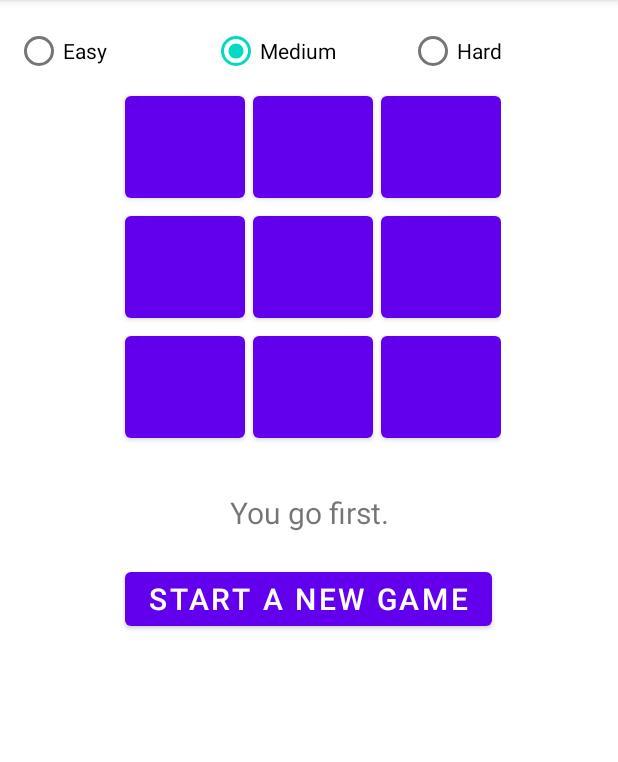
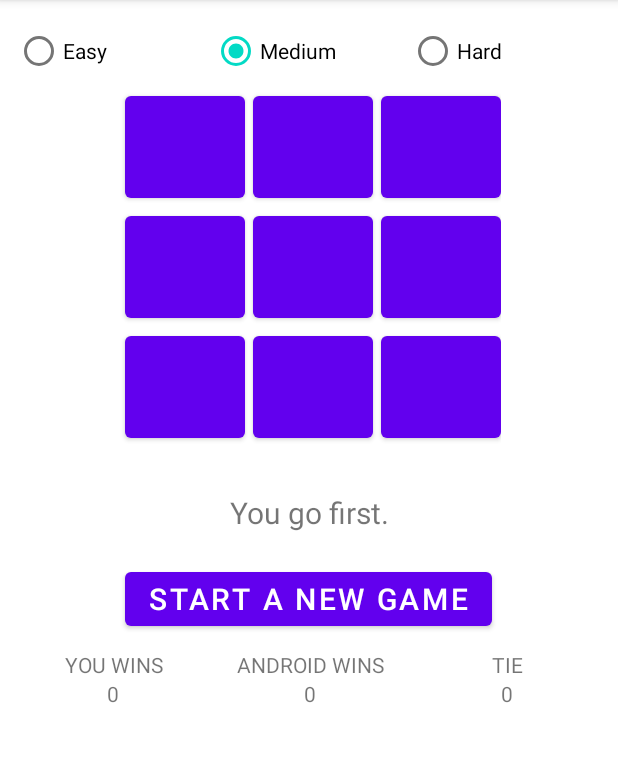
Before and after one commit to DkiJing/Tik-Tac-Toe-backup, an Android app: the screen it shows after launch (MainActivity), on a phone screen of 412 x 824 dp, the part 84-846 px from its top. Run offline under Robolectric (Android 15) with nearby library versions, the phone set to English and light mode, and no system bars.

Commit message:
Add scores record layout.

```diff
--- a/app/src/main/java/com/example/tictactoe/TicTacToeGame.java
+++ b/app/src/main/java/com/example/tictactoe/TicTacToeGame.java
@@ -6,8 +6,6 @@ package com.example.tictactoe;
  * This is a tic-tac-toe game that runs in the console window.  The human
  * is X and the computer is O.
  */
-
-import android.util.Log;
 
 import java.util.InputMismatchException;
 import java.util.Random;
--- a/app/src/main/res/layout/activity_main.xml
+++ b/app/src/main/res/layout/activity_main.xml
@@ -1,5 +1,6 @@
 <?xml version="1.0" encoding="utf-8"?>
 <LinearLayout xmlns:android="http://schemas.android.com/apk/res/android"
+    xmlns:tools="http://schemas.android.com/tools"
     android:layout_width="fill_parent"
     android:layout_height="fill_parent"
     android:orientation="vertical"
@@ -155,4 +156,50 @@
             android:onClick="newGame" >
         </Button>
     </LinearLayout>
+    <LinearLayout
+        android:layout_width="match_parent"
+        android:layout_height="wrap_content"
+        android:orientation="horizontal">
+        <TextView
+            android:id="@+id/player_record_info"
+            android:layout_width="131dp"
+            android:layout_height="wrap_content"
+            android:gravity="center_horizontal"
+            android:text="YOU WINS" />
+        <TextView
+            android:id="@+id/computer_record_info"
+            android:layout_width="131dp"
+            android:layout_height="wrap_content"
+            android:gravity="center_horizontal"
+            android:text="ANDROID WINS" />
+        <TextView
+            android:id="@+id/tie_info"
+            android:layout_width="131dp"
+            android:layout_height="wrap_content"
+            android:gravity="center_horizontal"
+            android:text="TIE" />
+    </LinearLayout>
+    <LinearLayout
+        android:layout_width="match_parent"
+        android:layout_height="wrap_content"
+        android:orientation="horizontal">
+        <TextView
+            android:id="@+id/player_score"
+            android:layout_width="131dp"
+            android:layout_height="wrap_content"
+            android:gravity="center_horizontal"
+            android:text="0" />
+        <TextView
+            android:id="@+id/computer_score"
+            android:layout_width="131dp"
+            android:layout_height="wrap_content"
+            android:gravity="center_horizontal"
+            android:text="0" />
+        <TextView
+            android:id="@+id/tie_score"
+            android:layout_width="131dp"
+            android:layout_height="wrap_content"
+            android:gravity="center_horizontal"
+            android:text="0" />
+    </LinearLayout>
 </LinearLayout>
```
